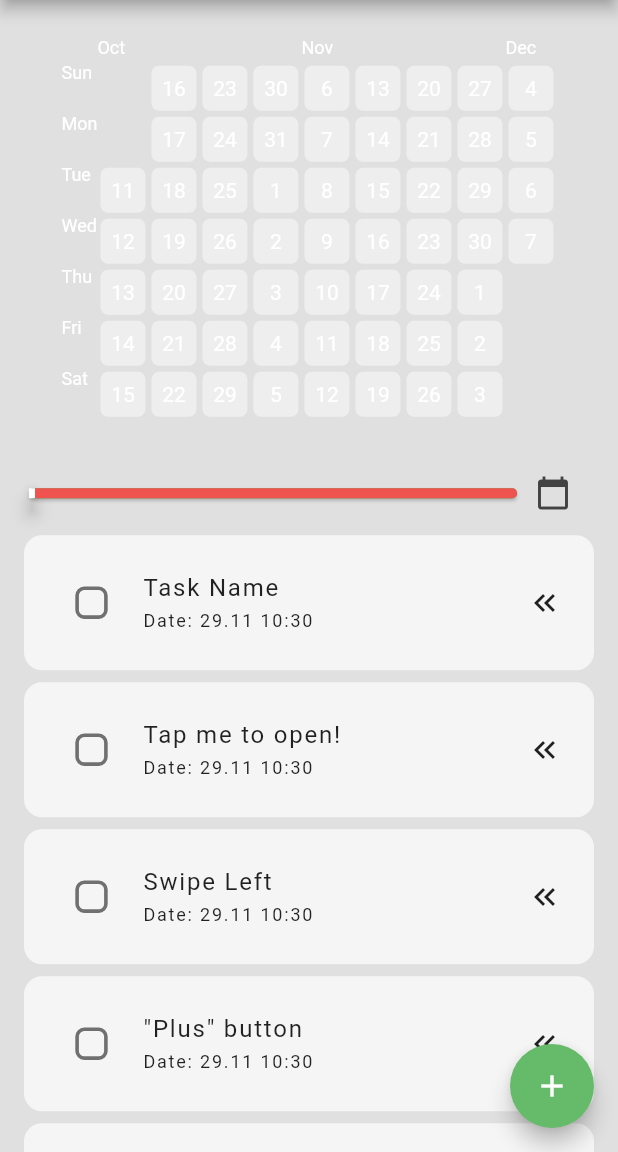
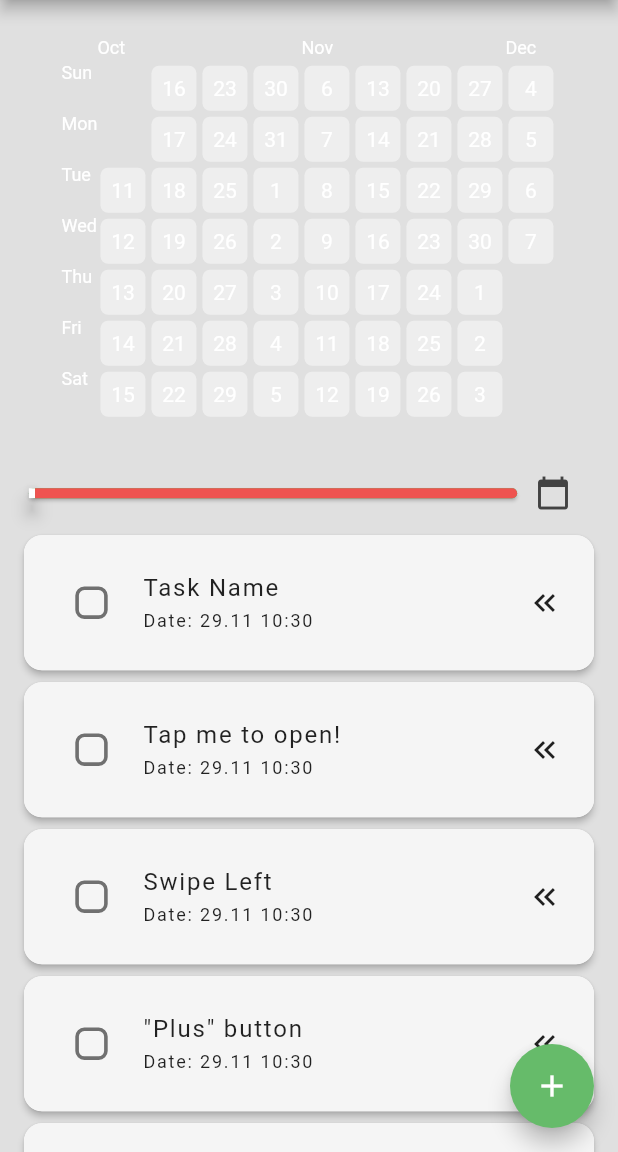
Before and after one commit to kivimike/TaskTracker, a Flutter app: the screen it shows after launch, on a phone screen of 412 x 824 dp, the part 84-1236 px from its top. Run offline on Flutter 3.47's test engine with Material 2 defaults, Android fonts, the light colour scheme and no system bars; drawn by our look-alikes of flutter_heatmap_calendar, flutter_slidable; our stand-ins replace flutter_local_notifications, hive_flutter, rxdart, syncfusion_flutter_charts, timezone; accounts and stored records are empty.

Commit message:
#tile animated container wrapped in material widget

```diff
--- a/lib/components/habit_tile.dart
+++ b/lib/components/habit_tile.dart
@@ -81,6 +81,9 @@ class HabitTile extends StatelessWidget {
             ),
           ],
         ),
+        child: Material(
+            elevation: 2,
+            shape: RoundedRectangleBorder(borderRadius: BorderRadius.circular(12)),
           child: AnimatedContainer(
             duration: Duration(milliseconds: 150),
             padding: EdgeInsets.symmetric(
@@ -143,6 +146,7 @@ class HabitTile extends StatelessWidget {
             ),
           ),
         ),
+      ),
     );
   }
 }
```
Lines whose indentation alone changed are shown as unchanged.
